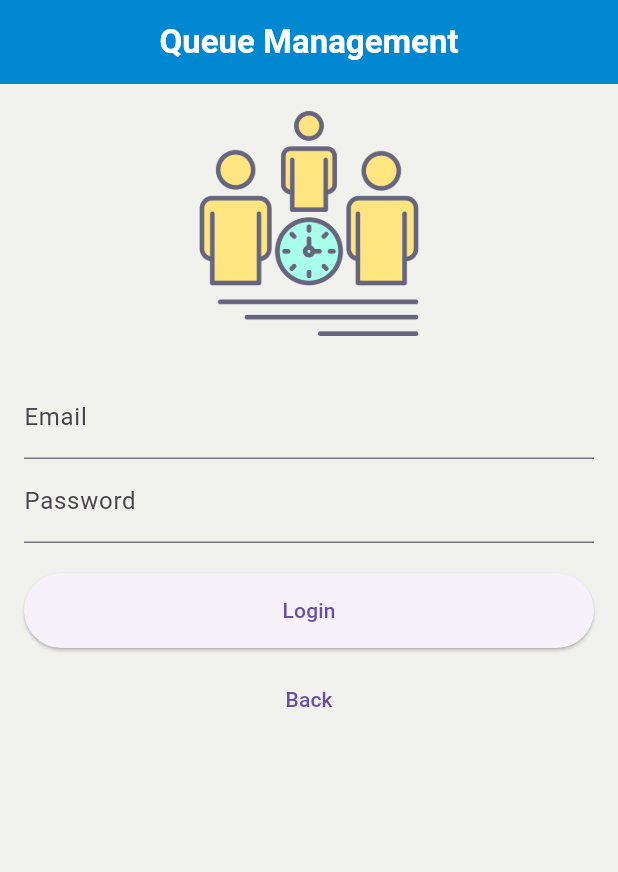
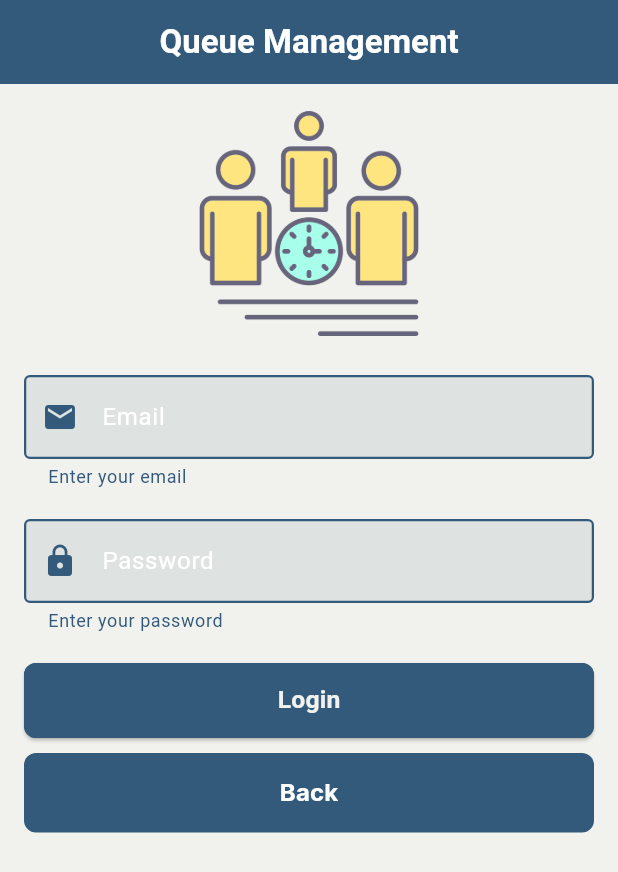
Before and after one commit to fatoom9/queue_management_system, a Flutter app: the LoginScreen screen opened by its route, on a phone screen of 412 x 824 dp. Shown: the top 872 px of the screen. Run offline on Flutter 3.47's test engine with Material 3 defaults, Android fonts, the phone set to English and light mode, and no system bars; our stand-ins replace flutter_hooks, flutter_riverpod, go_router, google_fonts, hooks_riverpod, sqflite; accounts and stored records are empty.

Commit message:
welcom&login-screens-redesign

```diff
--- a/lib/src/features/auth/presentation/login_screen.dart
+++ b/lib/src/features/auth/presentation/login_screen.dart
@@ -2,20 +2,20 @@ import 'package:flutter/material.dart';
 import 'package:flutter_hooks/flutter_hooks.dart';
 import 'package:go_router/go_router.dart';
 import 'package:hooks_riverpod/hooks_riverpod.dart';
-
+import 'package:queue_management_system/src/common_widgets/button.dart';
+import 'package:queue_management_system/src/common_widgets/text_feild.dart';
+import '../../../constants/app_theme.dart';
 import 'controllers/auth_controller.dart';
 
+// Import the AppTextFormField widget
 class LoginScreen extends HookConsumerWidget {
   const LoginScreen({super.key});
-
   @override
   Widget build(BuildContext context, WidgetRef ref) {
     final emailController = useTextEditingController();
     final passwordController = useTextEditingController();
     final isLoading = useState(false);
-
     final auth = ref.read(authControllerProvider.notifier);
-
     void login() async {
       if (emailController.text.isEmpty || passwordController.text.isEmpty) {
         ScaffoldMessenger.of(context).showSnackBar(
@@ -23,17 +23,13 @@ class LoginScreen extends HookConsumerWidget {
         );
         return;
       }
-
       FocusScope.of(context).unfocus();
       isLoading.value = true;
-
       final success = await auth.signIn(
         emailController.text,
         passwordController.text,
       );
-
       isLoading.value = false;
-
       if (!success) {
         ScaffoldMessenger.of(context).showSnackBar(
           const SnackBar(content: Text('Invalid email or password')),
@@ -49,12 +45,13 @@ class LoginScreen extends HookConsumerWidget {
               fontSize: 22, fontWeight: FontWeight.bold, color: Colors.white),
         ),
         centerTitle: true,
-        backgroundColor: const Color(0xFF0288D1),
+        backgroundColor:
+            AppTheme.theme.primaryColor, // Use custom primary color
       ),
       body: Stack(
         children: [
           Container(
-            decoration: const BoxDecoration(
+            decoration: BoxDecoration(
               gradient: LinearGradient(
                 colors: [Color(0xFFF1F2ED), Color(0xFFF1F2ED)],
                 begin: Alignment.topCenter,
@@ -76,20 +73,30 @@ class LoginScreen extends HookConsumerWidget {
                   child: Column(
                     mainAxisAlignment: MainAxisAlignment.center,
                     children: <Widget>[
-                      TextField(
+                      AppTextFormField(
                         controller: emailController,
-                        decoration: const InputDecoration(labelText: 'Email'),
+                        hintText: 'Email',
+                        helpText: 'Enter your email',
+                        obscureText: false,
+                        icon: Icons.email,
                       ),
-                      TextField(
+                      const SizedBox(height: 20),
+                      AppTextFormField(
                         controller: passwordController,
-                        decoration:
-                            const InputDecoration(labelText: 'Password'),
+                        hintText: 'Password',
+                        helpText: 'Enter your password',
                         obscureText: true,
+                        icon: Icons.lock,
                       ),
                       const SizedBox(height: 20),
                       ElevatedButton(
                         onPressed: isLoading.value ? null : login,
                         style: ElevatedButton.styleFrom(
+                          backgroundColor: Color(0xFF335A7B),
+                          side: BorderSide(color: AppTheme.theme.primaryColor),
+                          shape: RoundedRectangleBorder(
+                            borderRadius: BorderRadius.circular(8),
+                          ),
                           minimumSize: const Size(double.infinity, 50),
                         ),
                         child: isLoading.value
@@ -97,18 +104,23 @@ class LoginScreen extends HookConsumerWidget {
                                 width: 24,
                                 height: 24,
                                 child: CircularProgressIndicator(
-                                  color: Colors.white,
+                                  color: Color(0xFF335A7B),
                                   strokeWidth: 2.5,
                                 ),
                               )
-                            : const Text('Login'),
+                            : Text(
+                                'Login',
+                                style: TextStyle(
+                                  color: AppTheme.theme.scaffoldBackgroundColor,
+                                  fontSize: 16.5, //
+                                  fontWeight: FontWeight.bold, //
+                                ),
+                              ),
                       ),
                       const SizedBox(height: 10),
-                      TextButton(
-                        onPressed: () {
-                          context.go('/welcome');
-                        },
-                        child: const Text('Back'),
+                      Btn(
+                        onPress: () => context.go('/welcome'),
+                        text: 'Back',
                       ),
                     ],
                   ),
@@ -116,7 +128,6 @@ class LoginScreen extends HookConsumerWidget {
               ],
             ),
           ),
-          // Full-screen loading overlay
           if (isLoading.value)
             Container(
               color: Colors.black45,
```
